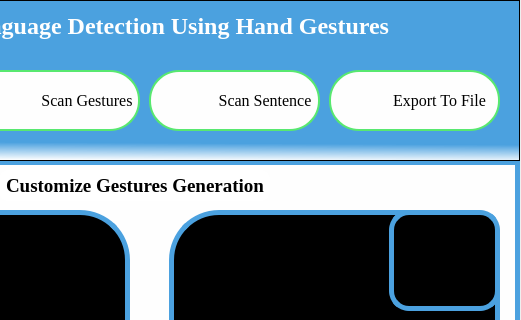
Before: the Qt Designer form Source Code/UI_Files/create_gest.ui in shadabsk/Sign-Language-Recognition-Using-Hand-Gestures-Keras-PyQT5-OpenCV, drawn with Qt 5; both pictures show x 221 to 742 and y 0 to 320 of the 742 by 642 pixel window.
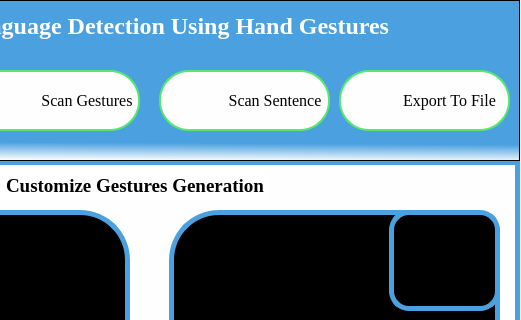
After: the same form once the commit is applied. Icons and pictures are not drawn.

Commit message: implemented slider inside qt window & enhanced Ui by adnan

Patch:
```diff
--- a/Source Code/UI_Files/create_gest.ui
+++ b/Source Code/UI_Files/create_gest.ui
@@ -296,7 +296,7 @@
    <widget class="QPushButton" name="scan_sen">
     <property name="geometry">
      <rect>
-      <x>370</x>
+      <x>380</x>
       <y>70</y>
       <width>171</width>
       <height>61</height>
@@ -422,7 +422,7 @@
    <widget class="QPushButton" name="exp2">
     <property name="geometry">
      <rect>
-      <x>550</x>
+      <x>560</x>
       <y>70</y>
       <width>171</width>
       <height>61</height>
```
The commit also changes 5 other files.
